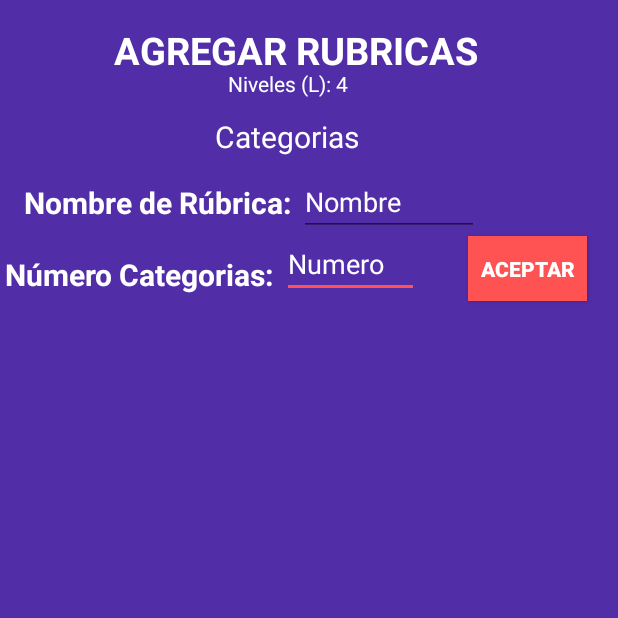
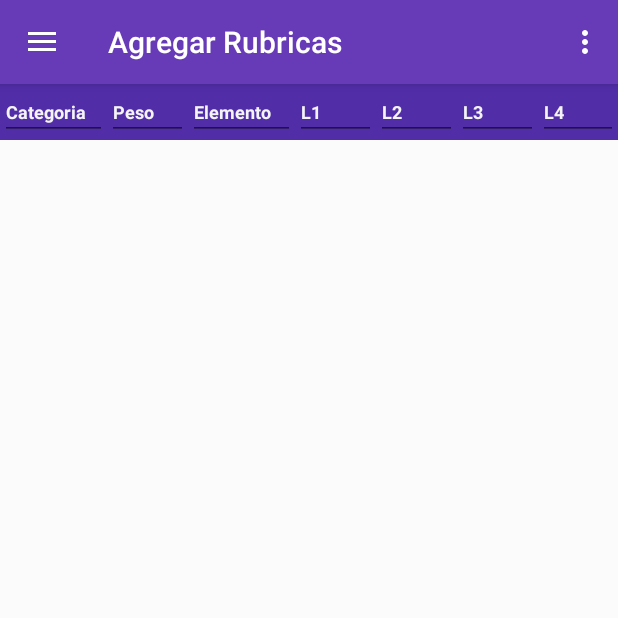
Before and after one commit to lscantillo/ProjectMidSem-master, an Android app: the rubricas screen opened directly, with no data from a screen before it, after a tap on "ACEPTAR", on a phone screen of 412 x 824 dp, the top half of it. Run offline under Robolectric (Android 15) with nearby library versions, the phone set to English and light mode, and no system bars; 1 statement that could not run was skipped.

Commit message:
ADD NEW ACTIVITY

```diff
--- a/app/src/main/java/com/uninorte/projectmidsem/MainActivity.java
+++ b/app/src/main/java/com/uninorte/projectmidsem/MainActivity.java
@@ -130,7 +130,7 @@ public class MainActivity extends AppCompatActivity  {
         toggle.syncState();
 
         NavigationView navigationView = (NavigationView) findViewById(R.id.nav_view);
-//        navigationView.setNavigationItemSelectedListener(this);
+        //navigationView.setNavigationItemSelectedListener(this);
     }
 
 
--- a/app/src/main/java/com/uninorte/projectmidsem/categorias.java
+++ b/app/src/main/java/com/uninorte/projectmidsem/categorias.java
@@ -3,11 +3,24 @@ package com.uninorte.projectmidsem;
 import android.support.v7.app.AppCompatActivity;
 import android.os.Bundle;
 
-public class categorias extends AppCompatActivity {
+public class categorias extends MainActivity {
 
     @Override
     protected void onCreate(Bundle savedInstanceState) {
         super.onCreate(savedInstanceState);
-        setContentView(R.layout.activity_categorias);
+        getLayoutInflater().inflate(R.layout.activity_categorias, frameLayout);
+        // setContentView(R.layout.activity_categorias);
+    }
+
+    @Override
+    protected void onStart() {
+        super.onStart();
+        getLayoutInflater().inflate(R.layout.activity_categorias, frameLayout);
+     // setContentView(R.layout.activity_create_subject);
+    }
+
+    @Override
+    protected void onStop() {
+        super.onStop();
     }
 }
--- a/app/src/main/java/com/uninorte/projectmidsem/dbrubricas.java
+++ b/app/src/main/java/com/uninorte/projectmidsem/dbrubricas.java
@@ -4,8 +4,6 @@ import android.content.Context;
 import android.database.sqlite.SQLiteDatabase;
 import android.database.sqlite.SQLiteOpenHelper;
 import android.provider.BaseColumns;
-
-
 
 /**
  * Created by luise on 17/09/2017.
@@ -20,9 +18,6 @@ public class dbrubricas extends SQLiteOpenHelper {
 
         public static final String TABLE_NAME = "rubricas";
         public static final String COLUMN_NAME_CATEGORIAS = "categorias";
-        public static final String COLUMN_NAME_PESO = "peso";
-
-
 
         private static final String TEXT_TYPE = " TEXT";
         private static final String COMMA_SEP = ",";
@@ -30,7 +25,7 @@ public class dbrubricas extends SQLiteOpenHelper {
                 "CREATE TABLE " + FeedEntry.TABLE_NAME + " (" +
                         FeedEntry.TABLE_NAME +" INTEGER PRIMARY KEY," +
                         FeedEntry.COLUMN_NAME_CATEGORIAS + TEXT_TYPE + COMMA_SEP +
-                        FeedEntry.COLUMN_NAME_PESO + TEXT_TYPE + " )";
+                         " )";
 
         private static final String SQL_DELETE_ENTRIES =
                 "DROP TABLE IF EXISTS " + FeedEntry.TABLE_NAME;
--- a/app/src/main/java/com/uninorte/projectmidsem/rubricas.java
+++ b/app/src/main/java/com/uninorte/projectmidsem/rubricas.java
@@ -10,7 +10,7 @@ import android.widget.Button;
 import android.widget.EditText;
 import android.widget.Toast;
 
-public class rubricas extends AppCompatActivity {
+public class rubricas extends MainActivity {
 
     Button aceptarRub;
     EditText etnumcat,etnombreRub;
@@ -19,7 +19,8 @@ public class rubricas extends AppCompatActivity {
     @Override
     protected void onCreate(Bundle savedInstanceState) {
         super.onCreate(savedInstanceState);
-        setContentView(R.layout.activity_rubricas);
+        getLayoutInflater().inflate(R.layout.activity_rubricas, frameLayout);
+
         aceptarRub= (Button) findViewById(R.id.btnaceptarRub);
         etnumcat= (EditText) findViewById(R.id.numcat);
         etnombreRub= (EditText) findViewById(R.id.nombrerubrica);
@@ -28,15 +29,15 @@ public class rubricas extends AppCompatActivity {
         aceptarRub.setOnClickListener(new View.OnClickListener() {
             @Override
             public void onClick(View view) {
+
                 SQLiteDatabase sqLiteDatabase= rubricasdb.getWritableDatabase();
                 ContentValues values = new ContentValues();
                 values.put(dbrubricas.FeedEntry.TABLE_NAME,etnombreRub.getText().toString());
                 values.put(dbrubricas.FeedEntry.COLUMN_NAME_CATEGORIAS,etnumcat.getText().toString());
                 long newRowId = sqLiteDatabase.insert(dbrubricas.FeedEntry.TABLE_NAME,dbrubricas.FeedEntry.TABLE_NAME,values);
-                Toast.makeText(getApplicationContext(),"Se guardó el dato: " + newRowId,Toast.LENGTH_LONG).show();
-                Intent rub = new Intent(rubricas.this,categorias.class);
+                Toast.makeText(getApplicationContext(),"Se guardó el dato: "+ newRowId,Toast.LENGTH_LONG).show();
+                Intent rub = new Intent(rubricas.this, categorias.class);
                 startActivity(rub);
-
             }
         });
 
--- a/app/src/main/res/layout/activity_categorias.xml
+++ b/app/src/main/res/layout/activity_categorias.xml
@@ -1,135 +1,116 @@
 <?xml version="1.0" encoding="utf-8"?>
-<android.support.constraint.ConstraintLayout
+<LinearLayout
     xmlns:android="http://schemas.android.com/apk/res/android"
     xmlns:app="http://schemas.android.com/apk/res-auto"
     xmlns:tools="http://schemas.android.com/tools"
     android:orientation="vertical" android:layout_width="match_parent"
     android:layout_height="wrap_content"
     android:background="@color/colorPrimaryDark"
-    >
+    tools:context="com.uninorte.projectmidsem.categorias">
+
+    <LinearLayout
+        android:layout_width="match_parent"
+        android:layout_height="match_parent"
+        android:orientation="horizontal">
 
         <EditText
-        android:id="@+id/textView3"
+            android:id="@+id/etCategory"
             android:layout_width="wrap_content"
             android:layout_height="wrap_content"
+            android:layout_weight="0.8"
+            android:ems="10"
+            android:fontFamily="sans-serif"
             android:hint="Categoria"
+            android:inputType="textPersonName"
+            android:textColor="@color/colorPrimaryLight"
             android:textColorHint="@color/colorPrimaryLight"
-        android:textStyle="bold"
-        android:textSize="10dp"
-        android:textColor="#FFF"
-        android:layout_marginRight="8dp"
-        app:layout_constraintRight_toRightOf="parent"
-        android:layout_marginLeft="8dp"
-        app:layout_constraintLeft_toLeftOf="parent"
-        app:layout_constraintBottom_toBottomOf="parent"
-        app:layout_constraintHorizontal_bias="0.0"
-        android:layout_marginBottom="8dp"
-        app:layout_constraintTop_toTopOf="parent"
-        android:layout_marginTop="8dp"
-        app:layout_constraintVertical_bias="0.0" />
+            android:textSize="12sp"
+            android:textStyle="bold" />
+
         <EditText
+            android:id="@+id/etWeight"
             android:layout_width="wrap_content"
             android:layout_height="wrap_content"
+            android:layout_weight="1"
+            android:ems="10"
+            android:fontFamily="sans-serif"
             android:hint="Peso"
+            android:inputType="number"
+            android:textColor="@color/colorPrimaryLight"
             android:textColorHint="@color/colorPrimaryLight"
-        android:textStyle="bold"
-        android:textColor="#FFF"
-        android:inputType="numberDecimal"
-        android:textSize="10dp"
-        android:layout_marginLeft="8dp"
-        app:layout_constraintLeft_toLeftOf="parent"
-        android:layout_marginRight="8dp"
-        app:layout_constraintRight_toRightOf="parent"
-        app:layout_constraintTop_toTopOf="parent"
-        android:layout_marginTop="8dp"
-        app:layout_constraintBottom_toBottomOf="parent"
-        android:layout_marginBottom="8dp"
-        app:layout_constraintHorizontal_bias="0.181"
-        app:layout_constraintVertical_bias="0.0" />
+            android:textSize="12sp"
+            android:textStyle="bold" />
+
         <EditText
+            android:id="@+id/etElement"
             android:layout_width="wrap_content"
             android:layout_height="wrap_content"
+            android:layout_weight="0.8"
+            android:ems="10"
+            android:fontFamily="sans-serif"
             android:hint="Elemento"
+            android:inputType="number"
+            android:textColor="@color/colorPrimaryLight"
             android:textColorHint="@color/colorPrimaryLight"
-        android:textStyle="bold"
-        android:textColor="#FFF"
-        android:textSize="10dp"
-        app:layout_constraintBottom_toBottomOf="parent"
-        android:layout_marginBottom="8dp"
-        app:layout_constraintTop_toTopOf="parent"
-        android:layout_marginTop="8dp"
-        android:layout_marginRight="8dp"
-        app:layout_constraintRight_toRightOf="parent"
-        android:layout_marginLeft="8dp"
-        app:layout_constraintLeft_toLeftOf="parent"
-        app:layout_constraintHorizontal_bias="0.293"
-        app:layout_constraintVertical_bias="0.0"
-        android:id="@+id/editText" />
+            android:textSize="12sp"
+            android:textStyle="bold" />
+
         <EditText
+            android:id="@+id/etLevelOne"
             android:layout_width="wrap_content"
             android:layout_height="wrap_content"
-        android:hint="Nivel L1"
-        android:textColor="#FFF"
+            android:layout_weight="1"
+            android:ems="10"
+            android:fontFamily="sans-serif"
+            android:hint="L1"
+            android:inputType="textPersonName"
+            android:textColor="@color/colorPrimaryLight"
             android:textColorHint="@color/colorPrimaryLight"
-        android:textStyle="bold"
-        android:textSize="10dp"
-        android:layout_marginLeft="170dp"
-        app:layout_constraintLeft_toLeftOf="parent"
-        app:layout_constraintTop_toTopOf="parent"
-        android:layout_marginTop="8dp"
-        app:layout_constraintBottom_toBottomOf="parent"
-        android:layout_marginBottom="8dp"
-        app:layout_constraintVertical_bias="0.0"
-        android:layout_marginRight="8dp"
-        app:layout_constraintRight_toRightOf="parent"
-        app:layout_constraintHorizontal_bias="0.0" />
+            android:textSize="12sp"
+            android:textStyle="bold" />
+
         <EditText
+            android:id="@+id/etLevelTwo"
             android:layout_width="wrap_content"
             android:layout_height="wrap_content"
-        android:hint="Nivel L2"
-        android:textColor="#FFF"
+            android:layout_weight="1"
+            android:ems="10"
+            android:fontFamily="sans-serif"
+            android:hint="L2"
+            android:inputType="textPersonName"
+            android:textColor="@color/colorPrimaryLight"
             android:textColorHint="@color/colorPrimaryLight"
-        android:textStyle="bold"
-        android:textSize="10dp"
-        app:layout_constraintBottom_toBottomOf="parent"
-        android:layout_marginBottom="8dp"
-        app:layout_constraintTop_toTopOf="parent"
-        android:layout_marginTop="8dp"
-        android:layout_marginRight="108dp"
-        app:layout_constraintRight_toRightOf="parent"
-        app:layout_constraintVertical_bias="0.0"
-        android:id="@+id/editText4" />
+            android:textSize="12sp"
+            android:textStyle="bold" />
+
         <EditText
+            android:id="@+id/etLevelThree"
             android:layout_width="wrap_content"
             android:layout_height="wrap_content"
-        android:hint="Nivel L3"
-        android:textColor="#FFF"
+            android:layout_weight="1"
+            android:ems="10"
+            android:fontFamily="sans-serif"
+            android:hint="L3"
+            android:inputType="textPersonName"
+            android:textColor="@color/colorPrimaryLight"
             android:textColorHint="@color/colorPrimaryLight"
-        android:textStyle="bold"
-        android:textSize="10dp"
-        android:layout_marginRight="64dp"
-        app:layout_constraintRight_toRightOf="parent"
-        app:layout_constraintBottom_toBottomOf="parent"
-        android:layout_marginBottom="8dp"
-        android:id="@+id/editText3" />
+            android:textSize="12sp"
+            android:textStyle="bold" />
+
         <EditText
+            android:id="@+id/etLevelFour"
             android:layout_width="wrap_content"
             android:layout_height="wrap_content"
-        android:hint="Nivel L4"
+            android:layout_weight="1"
+            android:ems="10"
+            android:fontFamily="sans-serif"
+            android:hint="L4"
+            android:inputType="textPersonName"
+            android:textColor="@color/colorPrimaryLight"
             android:textColorHint="@color/colorPrimaryLight"
-        android:textStyle="bold"
-        android:textSize="10dp"
-        android:textColor="#FFF"
-        android:layout_marginRight="8dp"
-        app:layout_constraintRight_toRightOf="parent"
-        app:layout_constraintTop_toTopOf="parent"
-        android:layout_marginTop="8dp"
-        app:layout_constraintBottom_toBottomOf="parent"
-        android:layout_marginBottom="8dp"
-        android:layout_marginLeft="8dp"
-        app:layout_constraintLeft_toLeftOf="parent"
-        app:layout_constraintHorizontal_bias="1.0"
-        app:layout_constraintVertical_bias="0.0"
-        android:id="@+id/editText2" />
+            android:textSize="12sp"
+            android:textStyle="bold" />
 
-</android.support.constraint.ConstraintLayout>
+    </LinearLayout>
+
+</LinearLayout>
--- a/app/src/main/res/layout/activity_rubricas.xml
+++ b/app/src/main/res/layout/activity_rubricas.xml
@@ -1,125 +1,114 @@
 <?xml version="1.0" encoding="utf-8"?>
-<android.support.constraint.ConstraintLayout
+<LinearLayout
     xmlns:android="http://schemas.android.com/apk/res/android"
     xmlns:app="http://schemas.android.com/apk/res-auto"
     xmlns:tools="http://schemas.android.com/tools"
     android:layout_width="match_parent"
     android:layout_height="match_parent"
     android:background="@color/colorPrimaryDark"
-    tools:context="com.uninorte.projectmidsem.rubricas">
+    tools:context="com.uninorte.projectmidsem.rubricas"
+    android:orientation="horizontal">
 
 
+    <LinearLayout
+        android:layout_width="match_parent"
+        android:layout_height="match_parent"
+        android:orientation="vertical">
+
         <TextView
-        android:layout_width="wrap_content"
+            android:id="@+id/textView3"
+            android:layout_width="match_parent"
             android:layout_height="wrap_content"
-        android:layout_marginLeft="76dp"
 
-        android:layout_marginTop="16dp"
+
             android:text="AGREGAR RUBRICAS"
+            android:textAlignment="center"
             android:textColor="#FFF"
             android:textSize="25sp"
-        android:textStyle="bold"
-        app:layout_constraintLeft_toLeftOf="parent"
-        app:layout_constraintTop_toTopOf="parent" />
+            android:textStyle="bold" />
 
         <TextView
-        android:layout_width="wrap_content"
+            android:id="@+id/textView4"
+            android:layout_width="match_parent"
             android:layout_height="wrap_content"
+
             android:text="Niveles (L): 4"
-        android:layout_marginLeft="152dp"
-        app:layout_constraintLeft_toLeftOf="parent"
-        app:layout_constraintTop_toTopOf="parent"
-        android:layout_marginTop="46dp"
-        android:textColor="#FFF"/>
-    <TextView
-        android:layout_width="wrap_content"
-        android:layout_height="wrap_content"
-        android:text="Categorias"
-        android:textSize="20sp"
+            android:textAlignment="center"
             android:textColor="#FFF"
-        android:layout_marginLeft="143dp"
-        app:layout_constraintLeft_toLeftOf="parent"
-        app:layout_constraintTop_toTopOf="parent"
-        android:layout_marginTop="77dp"
-        android:id="@+id/textView2" />
-    <TextView
-        android:layout_width="wrap_content"
-        android:layout_height="wrap_content"
-        android:text="Número Categorias: "
-        android:textStyle="bold"
-        android:layout_marginLeft="3dp"
-        android:textSize="20dp"
-        android:textColor="#FFF"
-        app:layout_constraintLeft_toLeftOf="parent"
-        app:layout_constraintTop_toTopOf="parent"
-        android:layout_marginTop="169dp" />
-    <EditText
-        android:id="@+id/numcat"
-        android:layout_width="91dp"
-        android:layout_height="41dp"
-        android:hint="Numero"
-        android:inputType="numberDecimal"
-        android:textColorHint="#FFF"
-        android:textColor="@color/colorAccent"
-        android:layout_marginLeft="188dp"
-        app:layout_constraintLeft_toLeftOf="parent"
-        app:layout_constraintTop_toTopOf="parent"
-        android:layout_marginTop="157dp" />
-    <Button
-        android:id="@+id/btnaceptarRub"
-        android:layout_width="79dp"
-        android:layout_height="43dp"
-        android:text="Aceptar"
-        android:textColor="#FFF"
-        android:textStyle="bold"
-        android:background="@color/colorAccent"
-        app:layout_constraintTop_toTopOf="parent"
-        android:layout_marginTop="157dp"
-        android:layout_marginLeft="221dp"
-        app:layout_constraintLeft_toLeftOf="parent"
-        android:layout_marginRight="8dp"
-        app:layout_constraintRight_toRightOf="parent"
-        app:layout_constraintHorizontal_bias="0.88"
-        tools:layout_editor_absoluteX="289dp" />
+            android:textSize="18sp" />
 
         <TextView
+            android:id="@+id/textView2"
+            android:layout_width="match_parent"
+            android:layout_height="wrap_content"
+
+            android:text="Categorias"
+            android:textAlignment="center"
+            android:textColor="#FFF"
+            android:textSize="18sp"
+            android:textStyle="bold" />
+
+        <LinearLayout
+            android:layout_width="match_parent"
+            android:layout_height="wrap_content"
+            android:orientation="horizontal">
+
+            <TextView
+                android:id="@+id/textView7"
                 android:layout_width="wrap_content"
                 android:layout_height="wrap_content"
                 android:text="Nombre de Rúbrica: "
                 android:textColor="#FFF"
-        android:textStyle="bold"
-        android:textSize="20dp"
-        app:layout_constraintTop_toTopOf="parent"
-        android:layout_marginTop="121dp"
-        android:layout_marginLeft="16dp"
-        app:layout_constraintLeft_toLeftOf="parent" />
+                android:textSize="20sp"
+                android:textStyle="bold" />
+
             <EditText
-        android:layout_width="120dp"
-        android:layout_height="42dp"
                 android:id="@+id/nombrerubrica"
+                android:layout_width="match_parent"
+                android:layout_height="40dp"
                 android:hint="Nombre"
                 android:textColor="@color/colorAccent"
-        android:textColorHint="#FFF"
-        app:layout_constraintTop_toTopOf="parent"
-        android:layout_marginTop="115dp"
-        android:layout_marginLeft="199dp"
-        app:layout_constraintLeft_toLeftOf="parent" />
+                android:textColorHint="#FFF" />
 
-    <ListView
-        android:orientation="vertical"
-        android:layout_width="375dp"
-        android:layout_height="260dp"
-        android:layout_marginBottom="8dp"
-        android:layout_marginTop="8dp"
-        app:layout_constraintBottom_toBottomOf="parent"
-        app:layout_constraintTop_toTopOf="parent"
-        app:layout_constraintVertical_bias="0.965"
-        android:layout_marginLeft="8dp"
-        app:layout_constraintLeft_toLeftOf="parent"
-        android:layout_marginRight="8dp"
-        app:layout_constraintRight_toRightOf="parent">
+        </LinearLayout>
 
-    </ListView>
+        <LinearLayout
+            android:layout_width="match_parent"
+            android:layout_height="wrap_content"
+            android:orientation="horizontal">
+
+            <TextView
+                android:id="@+id/textView8"
+                android:layout_width="wrap_content"
+                android:layout_height="wrap_content"
+
+                android:text="Número Categorias: "
+                android:textColor="#FFF"
+                android:textSize="20sp"
+                android:textStyle="bold" />
+
+            <EditText
+                android:id="@+id/numcat"
+                android:layout_width="0dp"
+                android:layout_height="41dp"
+                android:layout_weight="1"
+                android:hint="Numero"
+                android:textColor="@color/colorAccent"
+                android:textColorHint="#FFF" />
+        </LinearLayout>
+
+        <Button
+            android:id="@+id/btnaceptarRub"
+            android:layout_width="match_parent"
+            android:layout_height="wrap_content"
+            android:background="@color/colorAccent"
+            android:text="Aceptar"
+            android:textColor="#FFF"
+            android:textStyle="bold"
+
+            />
+
+    </LinearLayout>
 
 
-</android.support.constraint.ConstraintLayout>
+</LinearLayout>
--- a/app/src/main/res/layout/app_bar_main.xml
+++ b/app/src/main/res/layout/app_bar_main.xml
@@ -1,5 +1,6 @@
 <?xml version="1.0" encoding="utf-8"?>
-<android.support.design.widget.CoordinatorLayout xmlns:android="http://schemas.android.com/apk/res/android"
+<android.support.design.widget.CoordinatorLayout
+    xmlns:android="http://schemas.android.com/apk/res/android"
     xmlns:app="http://schemas.android.com/apk/res-auto"
     xmlns:tools="http://schemas.android.com/tools"
     android:layout_width="match_parent"
--- a/app/src/main/res/layout/content_main.xml
+++ b/app/src/main/res/layout/content_main.xml
@@ -16,7 +16,7 @@
 
         <FrameLayout
             android:layout_width="match_parent"
-            android:layout_height="wrap_content"
+            android:layout_height="match_parent"
             android:orientation="vertical"
             android:id="@+id/principal">
 
--- a/app/src/main/res/values/colors.xml
+++ b/app/src/main/res/values/colors.xml
@@ -2,7 +2,7 @@
 <resources>
     <color name="colorPrimary">#673AB7</color>
     <color name="colorPrimaryDark">#512DA8</color>
-    <color name="colorPrimaryLight">#F5F4F4</color>
+    <color name="colorPrimaryLight">#f5f4f4</color>
     <color name="colorAccent">#FF5252</color>
     <color name="colorPrimaryText">#212121</color>
     <color name="colorSecondaryText">#757575</color>
--- a/app/src/main/res/values/strings.xml
+++ b/app/src/main/res/values/strings.xml
@@ -2,6 +2,10 @@
     <string name="app_name">ProjectMidSem</string>
     <string name="subject_item1">Crear Asignatura</string>
     <string name="subject_item4">Crear Rubricas</string>
+
+
+
+    <string name="subject_item10">Agregar Rubricas</string>
 
     <string name="navigation_drawer_open">Open navigation drawer</string>
     <string name="navigation_drawer_close">Close navigation drawer</string>
```
Also changed, not shown: app/src/main/AndroidManifest.xml (+7 -0 lines), app/src/main/res/layout/activity_create_subject.xml (+25 -15 lines). Lines whose indentation alone changed are shown as unchanged.
